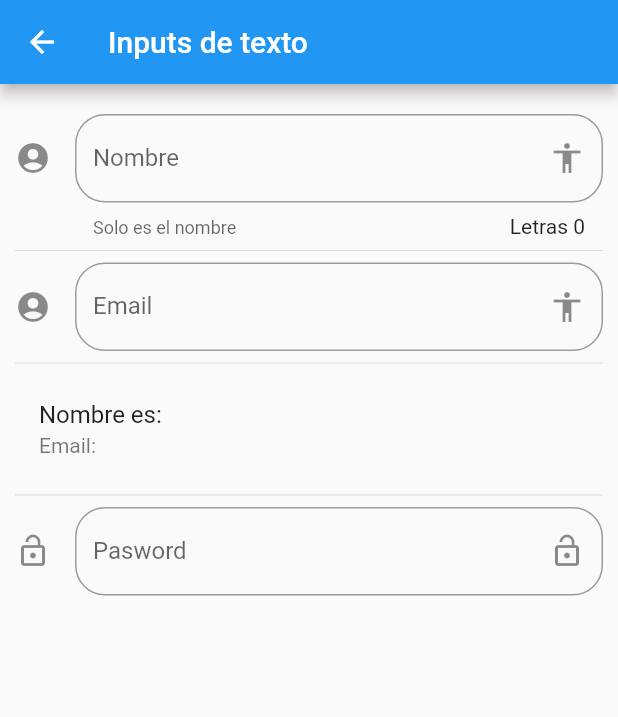
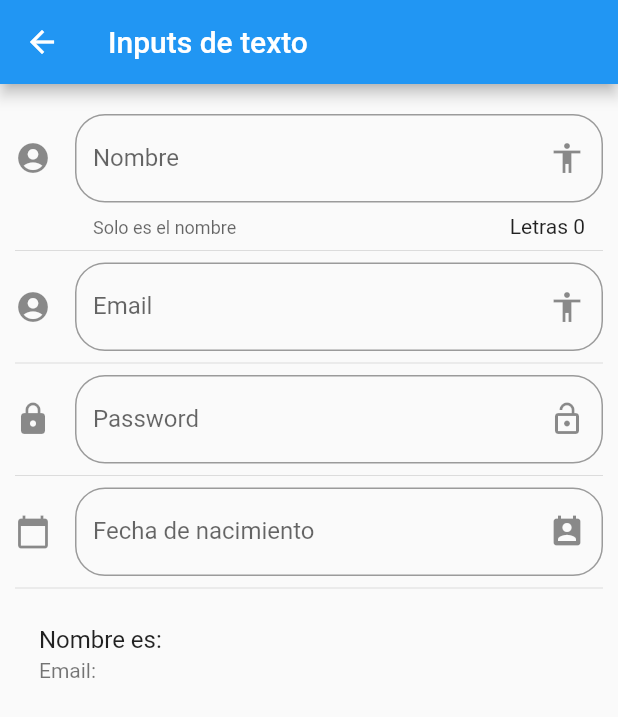
Before and after one commit to YuricsaMay/F-ComponentesFlutter, a Flutter app: the InputPage screen opened by its route, on a phone screen of 412 x 824 dp. Shown: the top 717 px of the screen. Run offline on Flutter 3.47's test engine with Material 2 defaults, Android fonts, the phone set to English and light mode, and no system bars.

```diff
--- a/lib/src/pages/input_page.dart
+++ b/lib/src/pages/input_page.dart
@@ -10,7 +10,9 @@ class InputPage extends StatefulWidget {
 class _InputPageState extends State<InputPage> {
 String _nombre='';
   String  _email='';
+String _fecha='';
 
+TextEditingController _inputFieldDateController=new TextEditingController();
   @override
   Widget build(BuildContext context) {
     return Scaffold(
@@ -23,10 +25,13 @@ String _nombre='';
           _crearInput(),
            Divider(),
           _crearEmail(),
+           Divider(),
+          _crearPassword(),
+           Divider(),
+          _crearFecha(context),
           Divider(),
           _crearPersona(),
-          Divider(),
-          _crearPassword(),
+
         ],
       ),
     );
@@ -80,20 +85,72 @@ String _nombre='';
         borderRadius: BorderRadius.circular(20.0)
         ),
 
-        hintText:'Pasword',
-        labelText:'Pasword',
+        hintText:'Password',
+        labelText:'Password',
         suffixIcon:Icon(Icons.lock_open),
-        icon:Icon(Icons.lock_open)
+        icon:Icon(Icons.lock)
       ),
       onChanged:(valor)=>setState((){
            _email=valor;
         })
     );
        }
+        Widget _crearFecha(BuildContext context){
+    return TextField(
+   enableInteractiveSelection: false,
+   controller:_inputFieldDateController,
+      decoration:InputDecoration(
+        border:OutlineInputBorder(
+        borderRadius: BorderRadius.circular(20.0)
+        ),
+
+        hintText:'Fecha de nacimiento',
+        labelText:'Fecha de nacimiento',
+        suffixIcon:Icon(Icons.perm_contact_calendar),
+        icon:Icon(Icons.calendar_today)
+      ),
+      onTap:(){
+        FocusScope.of(context).requestFocus(new FocusNode());
+        _selectDate(context);
+      },
+        );
+
+        }
+
+ Future<void> _selectDate(BuildContext context) async {
+    final DateTime? picked = await showDatePicker(
+      context: context,
+      initialDate: new DateTime.now(),
+      firstDate:new DateTime(2018),
+      lastDate: new DateTime(2025),
+    );
+
+           /* context: context,
+            initialDate: new DateTime.now(),
+            firstDate:new DateTime(2018),
+            lastDate:new DateTime(2025),*/
+
+            if (picked !=null){
+              setState((){
+                _fecha=picked.toString();
+                _inputFieldDateController.text=_fecha;
+              });
+            }
+        }
+
+
+
+
+
+
+
+
+
     Widget _crearPersona(){
       return ListTile(
         title:Text('Nombre es: $_nombre'),
         subtitle: Text('Email: $_email'),
+
       );
 
     }
```
